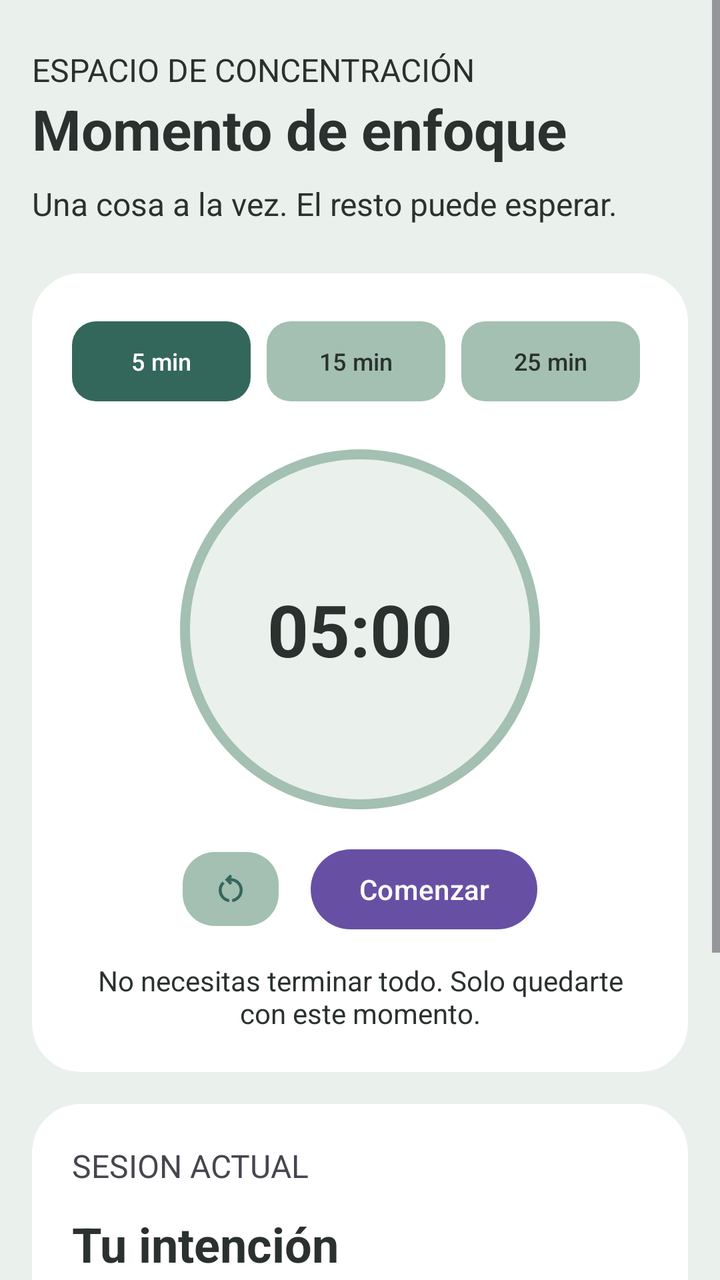
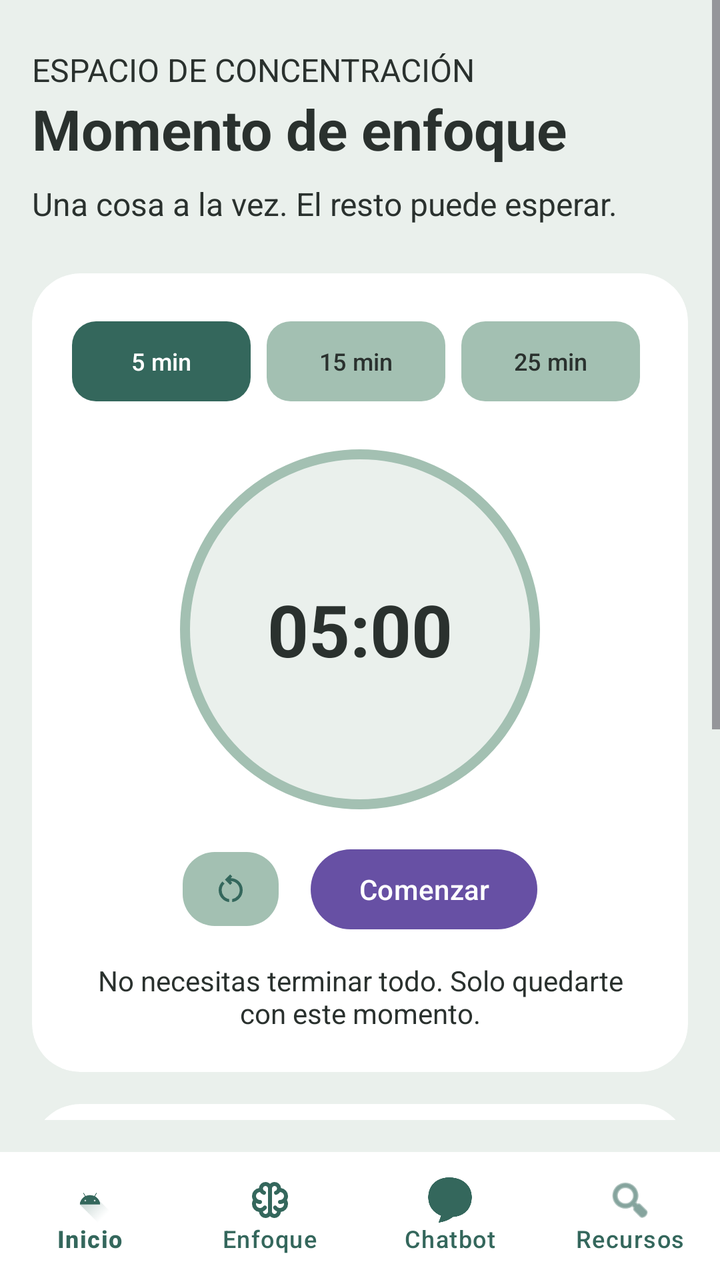

The first picture is an Android layout as it rendered before a commit; the second is the same layout after the commit. The layout source and the unified diff follow.
<!-- AndroidManifest.xml: application theme Theme.Clarity -->
<!-- res/layout/activity_focus_timer.xml -->
<?xml version="1.0" encoding="utf-8"?>
<ScrollView
    xmlns:android="http://schemas.android.com/apk/res/android"
    xmlns:app="http://schemas.android.com/apk/res-auto"
    android:layout_width="match_parent"
    android:layout_height="match_parent"
    android:fillViewport="true"
    android:background="@color/fondo_app"
    android:scrollbars="vertical">

    <LinearLayout
        android:layout_width="match_parent"
        android:layout_height="wrap_content"
        android:orientation="vertical"
        android:padding="16dp"
        android:background="@color/fondo_app">

        <TextView
            android:layout_width="match_parent"
            android:layout_height="wrap_content"
            android:text = "ESPACIO DE CONCENTRACIÓN"
            android:textColor="@color/gris_texto"
            android:textSize="16sp"
            android:layout_marginTop="8dp"
            />


        <TextView
            android:id="@+id/tvTitulo"
            android:layout_width="match_parent"
            android:layout_height="wrap_content"
            android:text = "Momento de enfoque"
            android:textColor="@color/gris_texto"
            android:textSize="28sp"
            android:textStyle="bold" />

        <TextView
            android:id="@+id/tvSubtitulo"
            android:layout_width="match_parent"
            android:layout_height="wrap_content"
            android:text = "Una cosa a la vez. El resto puede esperar."
            android:textColor="@color/gris_texto"
            android:textSize="16sp"
            android:layout_marginTop="8dp"
            android:layout_marginBottom="24dp" />

        <com.google.android.material.card.MaterialCardView
            android:id="@+id/cardTemporizador"
            android:layout_width="match_parent"
            android:layout_height="wrap_content"
            app:cardBackgroundColor="@color/blanco_superficie"
            app:cardCornerRadius="24dp"
            app:cardElevation="0dp"
            app:strokeWidth="0dp">


            <LinearLayout
                android:layout_width="match_parent"
                android:layout_height="match_parent"
                android:gravity="center"
                android:orientation="vertical"
                android:padding="20dp">

                <LinearLayout
                    android:id="@+id/contenedorDuraciones"
                    android:layout_width="match_parent"
                    android:layout_height="wrap_content"
                    android:orientation="horizontal"
                    android:gravity="center"
                    android:layout_marginBottom="20dp">

                    <com.google.android.material.button.MaterialButton
                        android:id="@+id/boton5Min"
                        android:layout_width="0dp"
                        android:layout_height="48dp"
                        android:layout_weight="1"
                        android:layout_marginEnd="4dp"
                        android:minWidth="0dp"
                        android:text="5 min"
                        android:textSize="12sp"
                        android:textColor="@color/blanco_superficie"
                        app:backgroundTint="@color/verde_principal"
                        app:cornerRadius="12dp" />

                    <com.google.android.material.button.MaterialButton
                        android:id="@+id/boton15Min"
                        android:layout_width="0dp"
                        android:layout_height="48dp"
                        android:layout_weight="1"
                        android:layout_marginHorizontal="4dp"
                        android:minWidth="0dp"
                        android:text="15 min"
                        android:textSize="12sp"
                        android:textColor="@color/gris_texto"
                        app:backgroundTint="@color/verde_secundario"
                        app:cornerRadius="12dp"
                         />

                    <com.google.android.material.button.MaterialButton
                        android:id="@+id/boton25Min"
                        android:layout_width="0dp"
                        android:layout_height="48dp"
                        android:layout_weight="1"
                        android:layout_marginHorizontal="4dp"
                        android:minWidth="0dp"
                        android:text="25 min"
                        android:textSize="12sp"
                        android:textColor="@color/gris_texto"
                        app:backgroundTint="@color/verde_secundario"
                        app:cornerRadius="12dp"
                         />


                </LinearLayout>
                <FrameLayout
                    android:id="@+id/contenedorTemporizador"
                    android:layout_width="180dp"
                    android:layout_height="180dp"
                    android:layout_gravity="center"
                    android:layout_marginBottom="16dp"
                    android:background="@drawable/ic_temporizador">

                    <TextView
                        android:id="@+id/tvTiempoRestante"
                        android:layout_width="match_parent"
                        android:layout_height="match_parent"
                        android:gravity="center"
                        android:text="05:00"
                        android:textColor="@color/gris_texto"
                        android:textSize="36sp"
                        android:textStyle="bold" />

                </FrameLayout>

                <LinearLayout
                    android:layout_width="wrap_content"
                    android:layout_height="wrap_content"
                    android:gravity="center"
                    android:orientation="horizontal">

                    <Button
                        android:id="@+id/botonReiniciar"
                        android:layout_width="48dp"
                        android:layout_height="37dp"
                        android:contentDescription="Reiniciar temporizador"
                        android:insetTop="0dp"
                        android:insetBottom="0dp"
                        android:text=""
                        app:backgroundTint="@color/verde_secundario"
                        app:cornerRadius="16dp"
                        app:icon="@drawable/ic_restart"
                        app:iconGravity="textStart"
                        app:iconPadding="0dp"
                        app:iconTint="@color/verde_principal" />
                    <Button
                        android:id="@+id/botonComenzar"
                        android:layout_width="wrap_content"
                        android:layout_height="wrap_content"
                        android:layout_marginStart="16dp"
                        android:text="Comenzar" />

                </LinearLayout>

                <TextView
                    android:id="@+id/tvMensajeMotivacional"
                    android:layout_width="match_parent"
                    android:layout_height="wrap_content"
                    android:gravity="center"
                    android:layout_marginTop="12dp"
                    android:text="No necesitas terminar todo. Solo quedarte con este momento."
                    android:textColor="@color/gris_texto"
                    android:textSize="14sp" />

            </LinearLayout>


        </com.google.android.material.card.MaterialCardView>

        <Space
            android:layout_width="match_parent"
            android:layout_height="16dp" />

        <com.google.android.material.card.MaterialCardView
            android:id="@+id/cardTareas"
            android:layout_width="match_parent"
            android:layout_height="wrap_content"
            app:cardBackgroundColor="@color/blanco_superficie"
            app:cardCornerRadius="24dp"
            app:cardElevation="0dp"
            app:strokeWidth="0dp">

            <LinearLayout
                android:layout_width="match_parent"
                android:layout_height="wrap_content"
                android:gravity="top"
                android:orientation="vertical"
                android:padding="20dp">

                <TextView
                    android:id="@+id/tareasTitulo"
                    android:layout_width="match_parent"
                    android:layout_height="wrap_content"
                    android:textSize="16sp"
                    android:text="SESION ACTUAL" />

                <TextView
                    android:id="@+id/tareasSubtitulo"
                    android:layout_width="match_parent"
                    android:layout_height="wrap_content"
                    android:layout_gravity="start"
                    android:gravity="start"
                    android:text="Tu intención"
                    android:textColor="@color/gris_texto"
                    android:textSize="24sp"
                    android:textStyle="bold"
                    android:layout_marginTop="12dp"
                    android:layout_marginBottom="16dp" />

                <com.google.android.material.card.MaterialCardView
                    android:id="@+id/cardTareaSeleccionada"
                    android:layout_width="match_parent"
                    android:layout_height="wrap_content"
                    android:layout_marginBottom="32dp"
                    app:cardBackgroundColor="@color/fondo_app"
                    app:cardCornerRadius="16dp"
                    app:cardElevation="0dp"
                    app:strokeColor="@color/verde_secundario"
                    app:strokeWidth="1dp">

                    <LinearLayout
                        android:layout_width="match_parent"
                        android:layout_height="wrap_content"
                        android:orientation="horizontal"
                        android:gravity="center_vertical"
                        android:padding="16dp">

                        <ImageView
                            android:id="@+id/iconoTarea"
                            android:layout_width="44dp"
                            android:layout_height="44dp"
                            android:src="@drawable/ic_check_box"
                            android:contentDescription="Tarea seleccionada"
                            android:layout_marginEnd="12dp" />

                        <LinearLayout
                            android:layout_width="0dp"
                            android:layout_height="wrap_content"
                            android:layout_weight="1"
                            android:orientation="vertical">

                            <TextView
                                android:layout_width="match_parent"
                                android:layout_height="wrap_content"
                                android:text="TRABAJANDO EN"
                                android:textColor="@color/verde_principal"
                                android:textSize="12sp"
                                android:textStyle="bold" />

                            <TextView
                                android:id="@+id/tvTituloTarea"
                                android:layout_width="match_parent"
                                android:layout_height="wrap_content"
                                android:layout_marginTop="4dp"
                                android:text="Estudiar programación"
                                android:textColor="@color/gris_texto"
                                android:textSize="18sp"
                                android:textStyle="bold" />

                            <TextView
                                android:id="@+id/tvSubtituloTarea"
                                android:layout_width="match_parent"
                                android:layout_height="wrap_content"
                                android:layout_marginTop="4dp"
                                android:text="Repasar los temas del trabajo final."
                                android:textColor="@color/gris_texto"
                                android:textSize="14sp" />

                        </LinearLayout>

                    </LinearLayout>

                </com.google.android.material.card.MaterialCardView>
                <TextView
                    android:id="@+id/tareasMensaje"
                    android:layout_width="match_parent"
                    android:layout_height="wrap_content"
                    android:textSize="16sp"
                    android:text="Avanzar despacio. Tambien es avanzar." />

            </LinearLayout>


        </com.google.android.material.card.MaterialCardView>


    </LinearLayout>
</ScrollView>
<!-- resources referenced by this layout -->
<resources>
  <color name="blanco_superficie">#FFFFFF</color>
  <color name="fondo_app">#EAF0EC</color>
  <color name="gris_texto">#2A312E</color>
  <color name="verde_principal">#34675C</color>
  <color name="verde_secundario">#A3C0B2</color>
  <!-- drawable ic_check_box (drawable) -->
  <vector xmlns:android="http://schemas.android.com/apk/res/android" android:height="24dp" android:tint="#000000" android:viewportHeight="960" android:viewportWidth="960" android:width="24dp">
        
      <path android:fillColor="@android:color/white" android:pathData="M424,648L706,366L650,310L424,536L310,422L254,478L424,648ZM200,840Q167,840 143.5,816.5Q120,793 120,760L120,200Q120,167 143.5,143.5Q167,120 200,120L760,120Q793,120 816.5,143.5Q840,167 840,200L840,760Q840,793 816.5,816.5Q793,840 760,840L200,840ZM200,760L760,760Q760,760 760,760Q760,760 760,760L760,200Q760,200 760,200Q760,200 760,200L200,200Q200,200 200,200Q200,200 200,200L200,760Q200,760 200,760Q200,760 200,760ZM200,200L200,200Q200,200 200,200Q200,200 200,200L200,760Q200,760 200,760Q200,760 200,760L200,760Q200,760 200,760Q200,760 200,760L200,200Q200,200 200,200Q200,200 200,200Z"/>
      
  </vector>
  <!-- drawable ic_restart (drawable) -->
  <vector xmlns:android="http://schemas.android.com/apk/res/android" android:height="24dp" android:tint="#000000" android:viewportHeight="960" android:viewportWidth="960" android:width="24dp">
        
      <path android:fillColor="@android:color/white" android:pathData="M440,838Q319,823 239.5,732.5Q160,642 160,520Q160,454 186,393.5Q212,333 260,288L317,345Q279,379 259.5,424Q240,469 240,520Q240,608 296,675.5Q352,743 440,758L440,838ZM520,838L520,758Q607,742 663.5,675Q720,608 720,520Q720,420 650,350Q580,280 480,280L477,280L521,324L465,380L325,240L465,100L521,156L477,200L480,200Q614,200 707,293Q800,386 800,520Q800,641 720.5,731.5Q641,822 520,838Z"/>
      
  </vector>
  <!-- drawable ic_temporizador (drawable) -->
  <?xml version="1.0" encoding="utf-8"?>
  <shape xmlns:android="http://schemas.android.com/apk/res/android"
      android:shape="oval">
  
      <solid android:color="@color/fondo_app" />
  
      <stroke
          android:width="5dp"
          android:color="@color/verde_secundario" />
  
  </shape>
  <style name="Theme.Clarity" parent="Base.Theme.Clarity" />
  <style name="Base.Theme.Clarity" parent="Theme.Material3.DayNight.NoActionBar">
          
          
      </style>
</resources>

<!-- the commit's change to res/layout/activity_focus_timer.xml (unified diff, before → after) -->
@@ -1,12 +1,18 @@
 <?xml version="1.0" encoding="utf-8"?>
-<ScrollView
+<androidx.coordinatorlayout.widget.CoordinatorLayout
     xmlns:android="http://schemas.android.com/apk/res/android"
     xmlns:app="http://schemas.android.com/apk/res-auto"
     android:layout_width="match_parent"
     android:layout_height="match_parent"
-    android:fillViewport="true"
-    android:background="@color/fondo_app"
-    android:scrollbars="vertical">
+    android:background="@color/fondo_app">
+
+    <androidx.core.widget.NestedScrollView
+        android:layout_width="match_parent"
+        android:layout_height="match_parent"
+        android:layout_marginBottom="80dp"
+        android:clipToPadding="false"
+        android:fillViewport="true"
+        android:scrollbars="vertical">
 
     <LinearLayout
         android:layout_width="match_parent"
@@ -284,6 +290,7 @@
                     android:id="@+id/tareasMensaje"
                     android:layout_width="match_parent"
                     android:layout_height="wrap_content"
+                    android:gravity="center"
                     android:textSize="16sp"
                     android:text="Avanzar despacio. Tambien es avanzar." />
 
@@ -294,4 +301,24 @@
 
 
     </LinearLayout>
-</ScrollView>
+    </androidx.core.widget.NestedScrollView>
+
+    <include
+        layout="@layout/activity_barra_navegacion" />
+
+</androidx.coordinatorlayout.widget.CoordinatorLayout>
+<!-- res/layout/activity_barra_navegacion.xml (included above) -->
+<?xml version="1.0" encoding="utf-8"?>
+<com.google.android.material.bottomnavigation.BottomNavigationView
+    xmlns:android="http://schemas.android.com/apk/res/android"
+    xmlns:app="http://schemas.android.com/apk/res-auto"
+    android:id="@+id/bottomNavigationView"
+    android:layout_width="match_parent"
+    android:layout_height="64dp"
+    android:background="@color/blanco_superficie"
+    android:layout_gravity="bottom"
+    app:elevation="8dp"
+    app:itemIconTint="@color/verde_principal"
+    app:itemTextColor="@color/verde_principal"
+    app:labelVisibilityMode="labeled"
+    app:menu="@menu/menu_bottom_navigation" />
